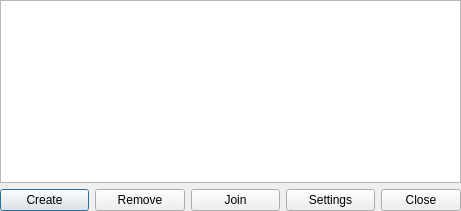
Old version of the form ui/channel_homes.ui in the repository gitter-badger/simplechatclient.
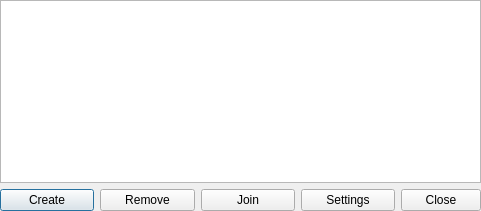
New version of the form. Icons and pictures are not drawn.

```diff
--- a/ui/channel_homes.ui
+++ b/ui/channel_homes.ui
@@ -6,19 +6,19 @@
    <rect>
     <x>0</x>
     <y>0</y>
-    <width>461</width>
+    <width>481</width>
     <height>211</height>
    </rect>
   </property>
   <property name="minimumSize">
    <size>
-    <width>461</width>
+    <width>481</width>
     <height>211</height>
    </size>
   </property>
   <property name="maximumSize">
    <size>
-    <width>461</width>
+    <width>481</width>
     <height>211</height>
    </size>
   </property>
@@ -34,7 +34,7 @@
     <rect>
      <x>0</x>
      <y>0</y>
-     <width>461</width>
+     <width>481</width>
      <height>211</height>
     </rect>
    </property>
```
